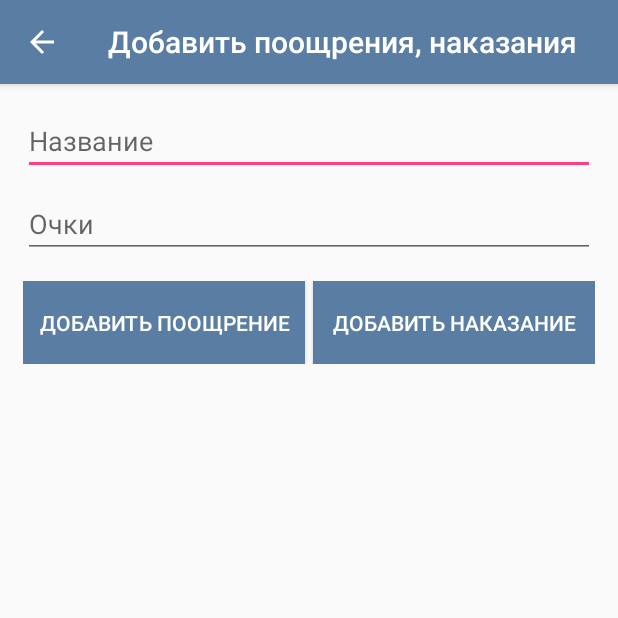
After one commit to ANIKINKIRILL/uscore_cloud_firestore, an Android app: the AddOptionActivity screen opened directly, with no data from a screen before it, on a phone screen of 412 x 824 dp, the top half of it. The commit adds this screen. Run offline under Robolectric (Android 15) with nearby library versions, the phone set to English and light mode, and no system bars; our stand-ins replace Firebase (no records; nobody signed in at launch, a user with empty details on screens opened directly).

Commit message:
Поощрения и Наказания добавлены

```diff
--- /dev/null
+++ b/app/src/main/java/com/it_score/admin/uscore001/activities/AddOptionActivity.java
@@ -0,0 +1,138 @@
+package com.it_score.admin.uscore001.activities;
+
+import android.graphics.drawable.ColorDrawable;
+import android.os.Bundle;
+import android.support.annotation.NonNull;
+import android.support.annotation.Nullable;
+import android.support.v7.app.ActionBar;
+import android.support.v7.app.AppCompatActivity;
+import android.view.View;
+import android.widget.Button;
+import android.widget.EditText;
+import android.widget.Toast;
+
+import com.google.android.gms.tasks.OnCompleteListener;
+import com.google.android.gms.tasks.Task;
+import com.google.firebase.firestore.CollectionReference;
+import com.google.firebase.firestore.DocumentReference;
+import com.google.firebase.firestore.FirebaseFirestore;
+import com.it_score.admin.uscore001.R;
+import com.it_score.admin.uscore001.models.Option;
+
+/**
+ * Актитвити для добавления поощрений и наказаний (Пользователь -> Админ)
+ */
+
+public class AddOptionActivity extends AppCompatActivity implements View.OnClickListener {
+
+    // Виджеты
+    private EditText optionName, optionScore;
+    private Button addOptionButton, addPenaltyButton;
+
+    // Firebase
+    private FirebaseFirestore firebaseFirestore = FirebaseFirestore.getInstance();
+    private CollectionReference OPTIONS$DB = firebaseFirestore.collection("OPTIONS$DB");
+
+    // Постоянные переменные
+    public static final String POSITIVE_OPTION = "a31J0nT0lYTRmvyp7T8F";            // Поощрения
+    public static final String NEGATIVE_OPTION = "6oemB2Fxo1hyrWrrNQ07";            // Наказания
+
+    @Override
+    protected void onCreate(@Nullable Bundle savedInstanceState) {
+        super.onCreate(savedInstanceState);
+        setContentView(R.layout.add_option_activity);
+        init();
+        initActionBar();
+    }
+
+    /**
+     * Инициализация виджетов
+     */
+
+    private void init(){
+        optionName = findViewById(R.id.optionName);
+        optionScore = findViewById(R.id.optionScore);
+        addOptionButton = findViewById(R.id.addOptionButton);
+        addPenaltyButton = findViewById(R.id.addPenaltyButton);
+
+        addOptionButton.setOnClickListener(this);
+        addPenaltyButton.setOnClickListener(this);
+    }
+
+    /**
+     * Настройка ActionBar
+     */
+
+    private void initActionBar(){
+        ActionBar actionBar = getSupportActionBar();
+        actionBar.setTitle("Добавить поощрения, наказания");
+        actionBar.setHomeButtonEnabled(true);
+        actionBar.setDisplayHomeAsUpEnabled(true);
+        actionBar.setBackgroundDrawable(new ColorDrawable(getResources().getColor(R.color.startblue_transparent)));
+    }
+
+    /**
+     * Проверка на ошибки ввода данных
+     */
+
+    private boolean isValid(){
+        if(!optionName.getText().toString().trim().isEmpty()){
+            return false;
+        }
+        if(!optionScore.getText().toString().trim().isEmpty()){
+            return false;
+        }
+        return true;
+    }
+
+    @Override
+    public void onClick(View v) {
+        switch (v.getId()){
+            case R.id.addOptionButton:{
+                if(isValid()){
+                    Option new_option = new Option("", optionScore.getText().toString(), optionName.getText().toString());
+                    OPTIONS$DB.document(POSITIVE_OPTION).collection("options").add(new_option).addOnCompleteListener(new OnCompleteListener<DocumentReference>() {
+                        @Override
+                        public void onComplete(@NonNull Task<DocumentReference> task) {
+                            if(task.isSuccessful()){
+                                String id = task.getResult().getId();
+                                task.getResult().update("id", id);
+                                clearInputFields();
+                                Toast.makeText(AddOptionActivity.this, "Поощрение добавлено", Toast.LENGTH_SHORT).show();
+                            }
+                        }
+                    });
+                }
+                break;
+            }
+            case R.id.addPenaltyButton:{
+                if(isValid()){
+                    Option new_option = new Option("", optionScore.getText().toString(), optionName.getText().toString());
+                    OPTIONS$DB.document(NEGATIVE_OPTION).collection("options").add(new_option).addOnCompleteListener(new OnCompleteListener<DocumentReference>() {
+                        @Override
+                        public void onComplete(@NonNull Task<DocumentReference> task) {
+                            if(task.isSuccessful()){
+                                String id = task.getResult().getId();
+                                task.getResult().update("id", id);
+                                clearInputFields();
+                                Toast.makeText(AddOptionActivity.this, "Наказание добавлено", Toast.LENGTH_SHORT).show();
+                            }
+                        }
+                    });
+                }
+                break;
+            }
+
+        }
+    }
+
+    /**
+     * Отчистка полей ввода
+     */
+
+    private void clearInputFields(){
+        optionScore.setText("");
+        optionName.setText("");
+    }
+
+}
--- /dev/null
+++ b/app/src/main/res/layout/add_option_activity.xml
@@ -0,0 +1,55 @@
+<?xml version="1.0" encoding="utf-8"?>
+<LinearLayout
+    android:orientation="vertical"
+    xmlns:android="http://schemas.android.com/apk/res/android"
+    android:layout_width="match_parent"
+    android:layout_height="match_parent">
+
+    <EditText
+        android:id="@+id/optionName"
+        android:hint="Название"
+        android:layout_marginTop="15dp"
+        android:layout_marginEnd="15dp"
+        android:layout_marginStart="15dp"
+        android:layout_width="match_parent"
+        android:layout_height="wrap_content" />
+
+    <EditText
+        android:id="@+id/optionScore"
+        android:hint="Очки"
+        android:layout_marginTop="10dp"
+        android:inputType="number"
+        android:layout_marginEnd="15dp"
+        android:layout_marginStart="15dp"
+        android:layout_width="match_parent"
+        android:layout_height="wrap_content" />
+
+    <LinearLayout
+        android:weightSum="100"
+        android:orientation="horizontal"
+        android:layout_margin="15dp"
+        android:layout_width="match_parent"
+        android:layout_height="55dp">
+        <Button
+            android:id="@+id/addOptionButton"
+            android:layout_weight="50"
+            android:layout_gravity="center"
+            android:layout_marginEnd="5dp"
+            android:text="Добавить Поощрение"
+            android:background="@color/startblue_transparent"
+            android:textColor="@android:color/white"
+            android:layout_width="0dp"
+            android:layout_height="match_parent" />
+
+        <Button
+            android:id="@+id/addPenaltyButton"
+            android:layout_weight="50"
+            android:layout_gravity="center"
+            android:text="Добавить Наказание"
+            android:background="@color/startblue_transparent"
+            android:textColor="@android:color/white"
+            android:layout_width="0dp"
+            android:layout_height="match_parent" />
+    </LinearLayout>
+
+</LinearLayout>
```
Also changed, not shown: app/src/main/AndroidManifest.xml (+7 -0 lines), app/src/main/java/com/it_score/admin/uscore001/FirebaseServer.java (+25 -0 lines), app/src/main/java/com/it_score/admin/uscore001/activities/AdminSectionActivity.java (+8 -1 lines), app/src/main/java/com/it_score/admin/uscore001/activities/RequestAddingScoreActivity.java (+24 -0 lines), app/src/main/java/com/it_score/admin/uscore001/models/User.java (+11 -0 lines), app/src/main/java/com/it_score/admin/uscore001/util/EncouragementOptionArrayAdapter.java (added, +72 -0 lines), app/src/main/res/layout/activity_admin_section_activity.xml (+12 -1 lines).
